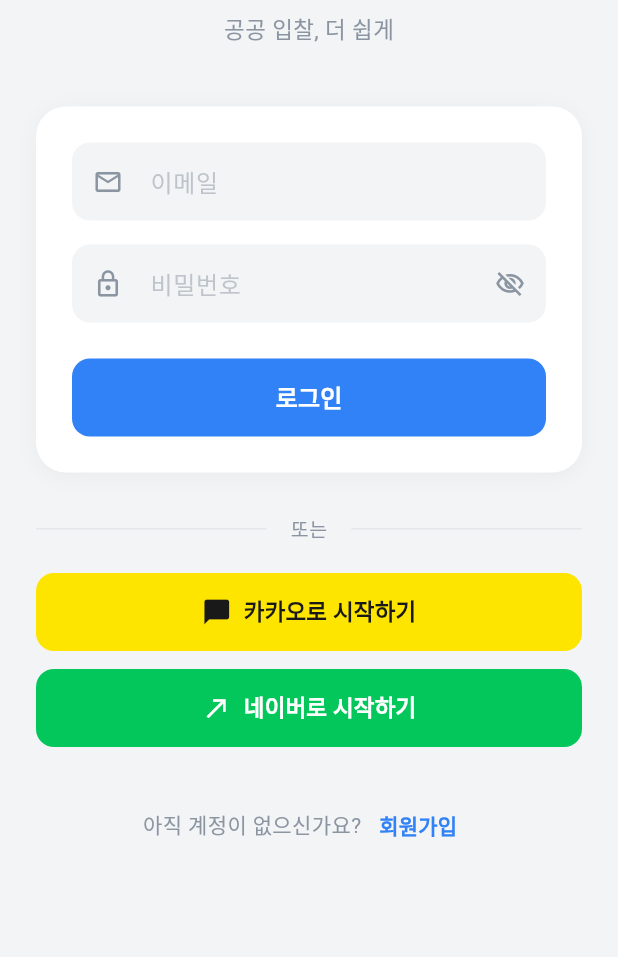
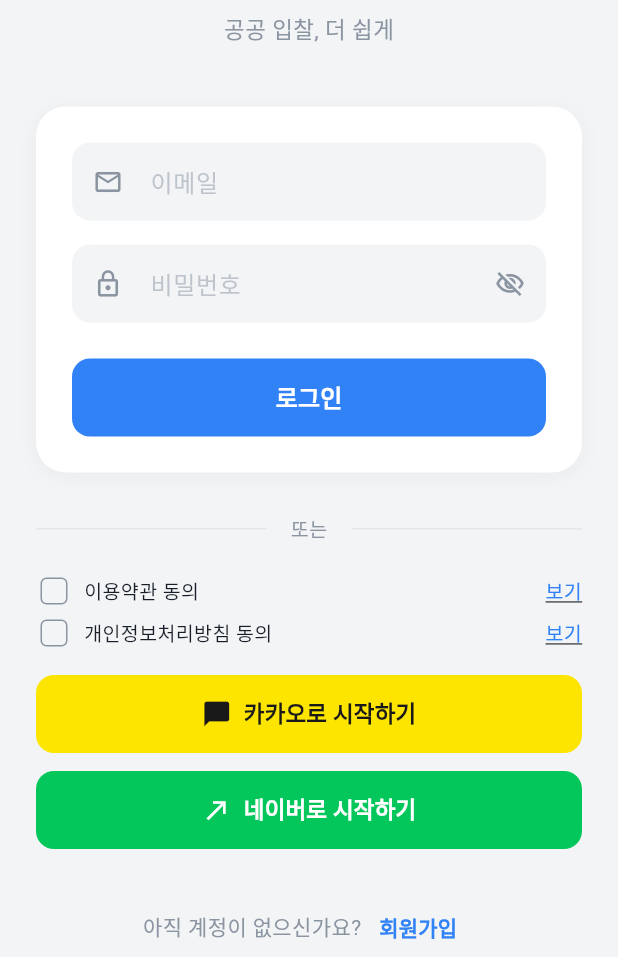
Before and after one commit to hosicompany/Bideasy, a Flutter app: the screen it shows after launch, on a phone screen of 412 x 824 dp, the part 279-1236 px from its top. Run offline on Flutter 3.47's test engine with Material 3 defaults, Android fonts, the phone set to English and light mode, and no system bars; our stand-ins replace flutter_riverpod, shared_preferences; missing offline and left inert: dart:html, dart:js_interop; accounts and stored records are empty; Roboto replaces fonts that are missing (Pretendard).

Commit message:
feat: Complete OAuth social login with terms consent and profile image
- Replace hardcoded callback URLs with BACKEND_URL config setting
- Add terms/privacy consent checkboxes before social login buttons
- Display social profile image on MyPage (NetworkImage with fallback)
- Add socialProvider and profileImageUrl fields to User model

Co-Authored-By: Claude Opus 4.6 <noreply@anthropic.com>

```diff
--- a/frontend/lib/models/user.dart
+++ b/frontend/lib/models/user.dart
@@ -9,6 +9,8 @@ class User {
   final int? performanceRecord;
   final int points;
   final String tier; // free | pro | pro_plus
+  final String? socialProvider; // kakao | naver | null
+  final String? profileImageUrl;
 
   User({
     required this.id,
@@ -21,6 +23,8 @@ class User {
     this.performanceRecord,
     required this.points,
     this.tier = 'free',
+    this.socialProvider,
+    this.profileImageUrl,
   });
 
   factory User.fromJson(Map<String, dynamic> json) {
@@ -35,6 +39,8 @@ class User {
       performanceRecord: json['performance_record'],
       points: json['points'] ?? 0,
       tier: json['tier'] ?? 'free',
+      socialProvider: json['social_provider'],
+      profileImageUrl: json['profile_image_url'],
     );
   }
 
--- a/frontend/lib/screens/login_screen.dart
+++ b/frontend/lib/screens/login_screen.dart
@@ -7,6 +7,8 @@ import '../services/api_service.dart';
 import '../utils/web_utils.dart';
 import 'home_screen.dart';
 import 'register_screen.dart';
+import 'terms_screen.dart';
+import 'privacy_screen.dart';
 
 class LoginScreen extends StatefulWidget {
   const LoginScreen({super.key});
@@ -22,6 +24,8 @@ class _LoginScreenState extends State<LoginScreen> {
   bool _isLoading = false;
   bool _obscurePassword = true;
   String? _errorMessage;
+  bool _agreeTerms = false;
+  bool _agreePrivacy = false;
 
   @override
   void dispose() {
@@ -60,6 +64,18 @@ class _LoginScreenState extends State<LoginScreen> {
     } finally {
       if (mounted) setState(() => _isLoading = false);
     }
+  }
+
+  bool get _canSocialLogin => _agreeTerms && _agreePrivacy;
+
+  void _showTermsAlert() {
+    ScaffoldMessenger.of(context).showSnackBar(
+      SnackBar(
+        content: const Text('이용약관과 개인정보처리방침에 동의해주세요'),
+        behavior: SnackBarBehavior.floating,
+        shape: RoundedRectangleBorder(borderRadius: BorderRadius.circular(12)),
+      ),
+    );
   }
 
   Future<void> _handleSocialLogin(String provider) async {
@@ -291,6 +307,29 @@ class _LoginScreenState extends State<LoginScreen> {
 
               const SizedBox(height: 20),
 
+              // Terms consent
+              _TermsCheckRow(
+                checked: _agreeTerms,
+                label: '이용약관 동의',
+                onChanged: (v) => setState(() => _agreeTerms = v ?? false),
+                onTapDetail: () => Navigator.push(
+                  context,
+                  MaterialPageRoute(builder: (_) => const TermsScreen()),
+                ),
+              ),
+              const SizedBox(height: 4),
+              _TermsCheckRow(
+                checked: _agreePrivacy,
+                label: '개인정보처리방침 동의',
+                onChanged: (v) => setState(() => _agreePrivacy = v ?? false),
+                onTapDetail: () => Navigator.push(
+                  context,
+                  MaterialPageRoute(builder: (_) => const PrivacyScreen()),
+                ),
+              ),
+
+              const SizedBox(height: 16),
+
               // Kakao Button
               _SocialButton(
                 label: '카카오로 시작하기',
@@ -299,7 +338,9 @@ class _LoginScreenState extends State<LoginScreen> {
                 iconPath: null,
                 icon: Icons.chat_bubble,
                 iconColor: const Color(0xFF191919),
-                onTap: () => _handleSocialLogin('kakao'),
+                onTap: _canSocialLogin
+                    ? () => _handleSocialLogin('kakao')
+                    : _showTermsAlert,
               ),
 
               const SizedBox(height: 12),
@@ -312,7 +353,9 @@ class _LoginScreenState extends State<LoginScreen> {
                 iconPath: null,
                 icon: Icons.north_east,
                 iconColor: Colors.white,
-                onTap: () => _handleSocialLogin('naver'),
+                onTap: _canSocialLogin
+                    ? () => _handleSocialLogin('naver')
+                    : _showTermsAlert,
               ),
 
               const SizedBox(height: 28),
@@ -353,6 +396,65 @@ class _LoginScreenState extends State<LoginScreen> {
     );
   }
 
+}
+
+class _TermsCheckRow extends StatelessWidget {
+  final bool checked;
+  final String label;
+  final ValueChanged<bool?> onChanged;
+  final VoidCallback onTapDetail;
+
+  const _TermsCheckRow({
+    required this.checked,
+    required this.label,
+    required this.onChanged,
+    required this.onTapDetail,
+  });
+
+  @override
+  Widget build(BuildContext context) {
+    return Row(
+      children: [
+        SizedBox(
+          width: 24,
+          height: 24,
+          child: Checkbox(
+            value: checked,
+            onChanged: onChanged,
+            activeColor: AppColors.primaryBlue,
+            shape: RoundedRectangleBorder(
+              borderRadius: BorderRadius.circular(4),
+            ),
+            side: const BorderSide(color: AppColors.textSub),
+            materialTapTargetSize: MaterialTapTargetSize.shrinkWrap,
+          ),
+        ),
+        const SizedBox(width: 8),
+        GestureDetector(
+          onTap: () => onChanged(!checked),
+          child: Text(
+            label,
+            style: const TextStyle(
+              fontSize: 13,
+              color: AppColors.textMain,
+            ),
+          ),
+        ),
+        const Spacer(),
+        GestureDetector(
+          onTap: onTapDetail,
+          child: const Text(
+            '보기',
+            style: TextStyle(
+              fontSize: 13,
+              color: AppColors.primaryBlue,
+              decoration: TextDecoration.underline,
+            ),
+          ),
+        ),
+      ],
+    );
+  }
 }
 
 class _SocialButton extends StatelessWidget {
```
Also changed, not shown: frontend/lib/screens/my_page_screen.dart (+21 -2 lines), 2 other files.
